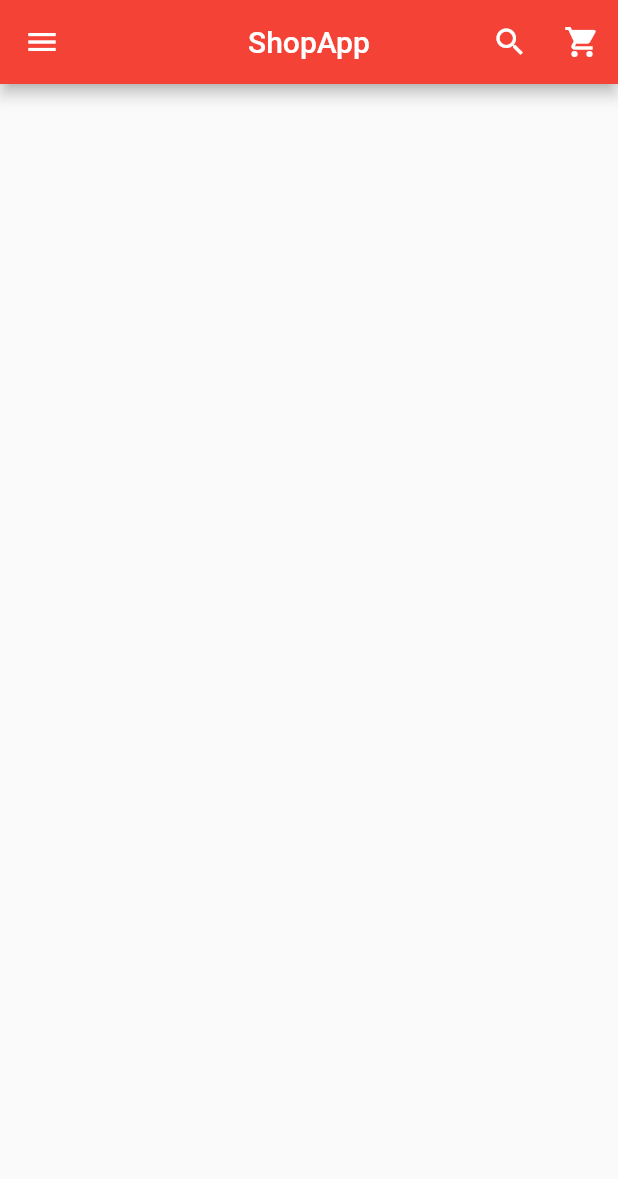
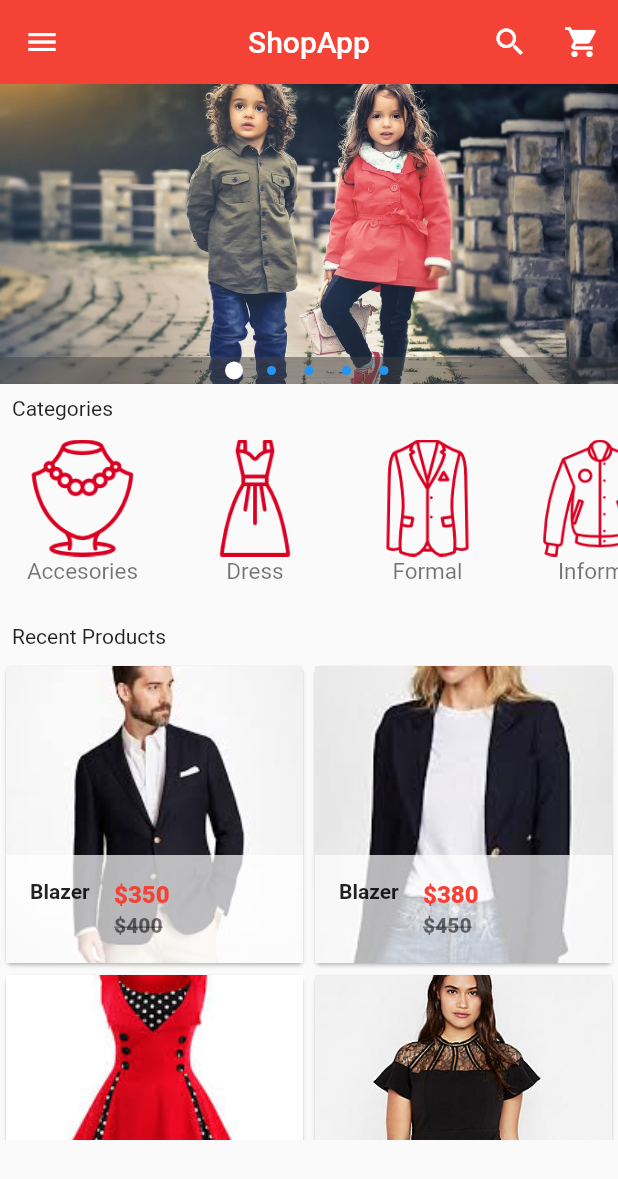
Before and after one commit to spawn08/shop_app, a Flutter app: the screen it shows after launch, on a phone screen of 412 x 824 dp. Shown: the top 1179 px of the screen. Run offline on Flutter 3.47's test engine with Material 2 defaults, Android fonts, the phone set to English and light mode, and no system bars; drawn by our look-alikes of carousel_pro.

Commit message:
Added Products, Recent and navigation drawer

```diff
--- /dev/null
+++ b/lib/network/DrawerModel.dart
@@ -0,0 +1,4 @@
+class DrawerModel{
+  String text;
+
+}
--- a/lib/ui/homepage/homepage.dart
+++ b/lib/ui/homepage/homepage.dart
@@ -1,4 +1,8 @@
 import 'package:flutter/material.dart';
+import 'package:carousel_pro/carousel_pro.dart';
+
+import 'package:flutterapp/ui/horizontal_listview/horizontal_listview.dart';
+import 'package:flutterapp/ui/products/products.dart';
 
 class HomePage extends StatefulWidget {
   @override
@@ -8,8 +12,29 @@ class HomePage extends StatefulWidget {
 class _HomePageState extends State<HomePage> {
   @override
   Widget build(BuildContext context) {
+    Widget img_carousel = new Container(
+      height: 200.0,
+      child: Carousel(
+        boxFit: BoxFit.cover,
+        images: [
+          AssetImage("images/c1.jpg"),
+          AssetImage("images/m1.jpeg"),
+          AssetImage("images/m2.jpg"),
+          AssetImage("images/w3.jpeg"),
+          AssetImage("images/w4.jpeg")
+        ],
+        autoplay: true,
+        animationCurve: Curves.fastOutSlowIn,
+        animationDuration: Duration(milliseconds: 1000),
+        dotSize: 6.0,
+        dotColor: Colors.blue,
+        indicatorBgPadding: 3.0,
+      ),
+    );
+
     return Scaffold(
       appBar: new AppBar(
+        elevation: 0.0,
         backgroundColor: Colors.red,
         centerTitle: true,
         title: Text("ShopApp"),
@@ -34,18 +59,118 @@ class _HomePageState extends State<HomePage> {
         child: ListView(
           children: <Widget>[
             new UserAccountsDrawerHeader(
-                accountName: Text("Amar Thakur"),
-                accountEmail: Text("amarthkr66@gmail.com"),
-            currentAccountPicture: GestureDetector(
-              child: new CircleAvatar(
-                backgroundColor: Colors.grey,
-                child: Icon(Icons.person),
+              accountName: Text("Amar Thakur"),
+              accountEmail: Text("amarthkr66@gmail.com"),
+              currentAccountPicture: GestureDetector(
+                child: new CircleAvatar(
+                  backgroundColor: Colors.grey,
+                  child: Icon(
+                    Icons.person,
+                    color: Colors.white,
+                  ),
+                ),
+              ),
+              decoration: BoxDecoration(color: Colors.red),
+            ),
+            InkWell(
+              onTap: () {},
+              splashColor: Colors.grey,
+              child: ListTile(
+                title: Text("Home Page"),
+                leading: Icon(
+                  Icons.home,
+                  color: Colors.red,
+                ),
               ),
             ),
+            InkWell(
+              onTap: () {},
+              splashColor: Colors.grey,
+              child: ListTile(
+                title: Text("My Account"),
+                leading: Icon(
+                  Icons.person,
+                  color: Colors.red,
+                ),
+              ),
+            ),
+            InkWell(
+              onTap: () {},
+              splashColor: Colors.grey,
+              child: ListTile(
+                title: Text("My Orders"),
+                leading: Icon(
+                  Icons.shopping_basket,
+                  color: Colors.red,
+                ),
+              ),
+            ),
+            InkWell(
+              onTap: () {},
+              splashColor: Colors.grey,
+              child: ListTile(
+                title: Text("Categories"),
+                leading: Icon(
+                  Icons.dashboard,
+                  color: Colors.red,
+                ),
+              ),
+            ),
+            InkWell(
+              onTap: () {},
+              splashColor: Colors.grey,
+              child: ListTile(
+                title: Text("Favourites"),
+                leading: Icon(
+                  Icons.favorite,
+                  color: Colors.red,
+                ),
+              ),
+            ),
+            Divider(),
+            InkWell(
+              onTap: () {},
+              splashColor: Colors.grey,
+              child: ListTile(
+                title: Text("Settings"),
+                leading: Icon(
+                  Icons.settings,
+                  color: Colors.blue,
+                ),
+              ),
+            ),
+            InkWell(
+              onTap: () {},
+              splashColor: Colors.grey,
+              child: ListTile(
+                title: Text("About"),
+                leading: Icon(
+                  Icons.help,
+                  color: Colors.blue,
+                ),
+              ),
             )
           ],
         ),
       ),
+      body: new ListView(
+        children: <Widget>[
+          img_carousel,
+          new Padding(
+            padding: const EdgeInsets.all(8.0),
+            child: Text("Categories"),
+          ),
+          HorizontalListView(),
+          new Padding(
+            padding: const EdgeInsets.all(8.0),
+            child: Text("Recent Products"),
+          ),
+          Container(
+            height: 320,
+            child: Products(),
+          )
+        ],
+      ),
     );
   }
 }
--- /dev/null
+++ b/lib/ui/horizontal_listview/horizontal_listview.dart
@@ -0,0 +1,73 @@
+import 'package:flutter/material.dart';
+
+class HorizontalListView extends StatelessWidget {
+  @override
+  Widget build(BuildContext context) {
+    return Container(
+      height: 120.0,
+      child: ListView(
+        scrollDirection: Axis.horizontal,
+        children: <Widget>[
+          Category(
+            imageLocation: "images/cats/accessories.png",
+            imageCaption: "Accesories",
+          ),
+          Category(
+            imageLocation: "images/cats/dress.png",
+            imageCaption: "Dress",
+          ),
+          Category(
+            imageLocation: "images/cats/formal.png",
+            imageCaption: "Formal",
+          ),
+          Category(
+            imageLocation: "images/cats/informal.png",
+            imageCaption: "Informal",
+          ),
+          Category(
+            imageLocation: "images/cats/jeans.png",
+            imageCaption: "Jeans",
+          ),
+          Category(
+            imageLocation: "images/cats/shoe.png",
+            imageCaption: "Shoe",
+          ),
+          Category(
+            imageLocation: "images/cats/tshirt.png",
+            imageCaption: "T-Shirt",
+          ),
+        ],
+      ),
+    );
+  }
+}
+
+class Category extends StatelessWidget {
+  final String imageLocation;
+  final String imageCaption;
+
+  Category({this.imageLocation, this.imageCaption});
+
+  @override
+  Widget build(BuildContext context) {
+    return Padding(
+      padding: const EdgeInsets.fromLTRB(0.0,0.0,5.0,0.0),
+      child: InkWell(
+        onTap: () {},
+        child: Container(
+          width: 110.0,
+          child: ListTile(
+              title: Image.asset(
+                imageLocation,
+                width: 100.0,
+                height: 80.0,
+              ),
+              subtitle: Container(
+                alignment: Alignment.topCenter,
+                child: Text(imageCaption, style: TextStyle(fontSize: 15.0),),
+              )),
+        ),
+      ),
+    );
+  }
+}
--- /dev/null
+++ b/lib/ui/products/products.dart
@@ -0,0 +1,133 @@
+import 'package:flutter/material.dart';
+
+class Products extends StatefulWidget {
+  @override
+  _ProductsState createState() => _ProductsState();
+}
+
+class _ProductsState extends State<Products> {
+  var productList = [
+    {
+      "name": "Blazer",
+      "picture": "images/products/blazer1.jpeg",
+      "old_price": 400,
+      "price": 350
+    },
+    {
+      "name": "Blazer",
+      "picture": "images/products/blazer2.jpeg",
+      "old_price": 450,
+      "price": 380
+    },
+    {
+      "name": "Dress",
+      "picture": "images/products/dress1.jpeg",
+      "old_price": 180,
+      "price": 120
+    },
+    {
+      "name": "Dress",
+      "picture": "images/products/dress2.jpeg",
+      "old_price": 200,
+      "price": 150
+    },
+    {
+      "name": "Hills",
+      "picture": "images/products/hills1.jpeg",
+      "old_price": 100,
+      "price": 80
+    },
+    {
+      "name": "Pants",
+      "picture": "images/products/pants1.jpg",
+      "old_price": 120,
+      "price": 90
+    },
+    {
+      "name": "Pants",
+      "picture": "images/products/pants2.jpeg",
+      "old_price": 80,
+      "price": 60
+    },
+    {
+      "name": "Shoes",
+      "picture": "images/products/shoe1.jpg",
+      "old_price": 120,
+      "price": 95
+    },
+    {
+      "name": "Skirts - Girls",
+      "picture": "images/products/skt1.jpeg",
+      "old_price": 110,
+      "price": 90
+    },
+    {
+      "name": "Skirts",
+      "picture": "images/products/skt2.jpeg",
+      "old_price": 115,
+      "price": 105
+    }
+  ];
+
+  @override
+  Widget build(BuildContext context) {
+    return GridView.builder(
+        itemCount: productList.length,
+        gridDelegate:
+            new SliverGridDelegateWithFixedCrossAxisCount(crossAxisCount: 2),
+        itemBuilder: (BuildContext contex, int index) {
+          return SingleProduct(
+            name: productList[index]['name'],
+            picture: productList[index]['picture'],
+            oldPrice: productList[index]['old_price'],
+            price: productList[index]['price'],
+          );
+        });
+  }
+}
+
+class SingleProduct extends StatelessWidget {
+  final name;
+  final picture;
+  final oldPrice;
+  final price;
+
+  SingleProduct({this.name, this.picture, this.oldPrice, this.price});
+
+  @override
+  Widget build(BuildContext context) {
+    return Container(
+      child: Card(
+        child: Hero(
+          tag: name,
+          child: Material(
+            child: InkWell(
+              onTap: () {},
+              child: GridTile(
+                footer: Container(
+                  color: Colors.white70,
+                  child: ListTile(
+                    leading: Text(
+                      name,
+                      style: TextStyle(fontWeight: FontWeight.bold),
+                    ),
+                    title: Text("\$$price",
+                        style: TextStyle(
+                            fontWeight: FontWeight.w800, color: Colors.red)),
+                    subtitle: Text("\$$oldPrice",
+                        style: TextStyle(
+                            fontWeight: FontWeight.w800, color: Colors.black54, decoration: TextDecoration.lineThrough)),
+                  ),
+                ),
+                child: Image.asset(
+                  picture,
+                  fit: BoxFit.cover,
+                ),
+              ),
+            ),
+          ),
+        ),
+      ),
+    );
+  }
+}
```
Also changed, not shown: pubspec.yaml (+26 -1 lines), pubspec.lock, 16 other files.
